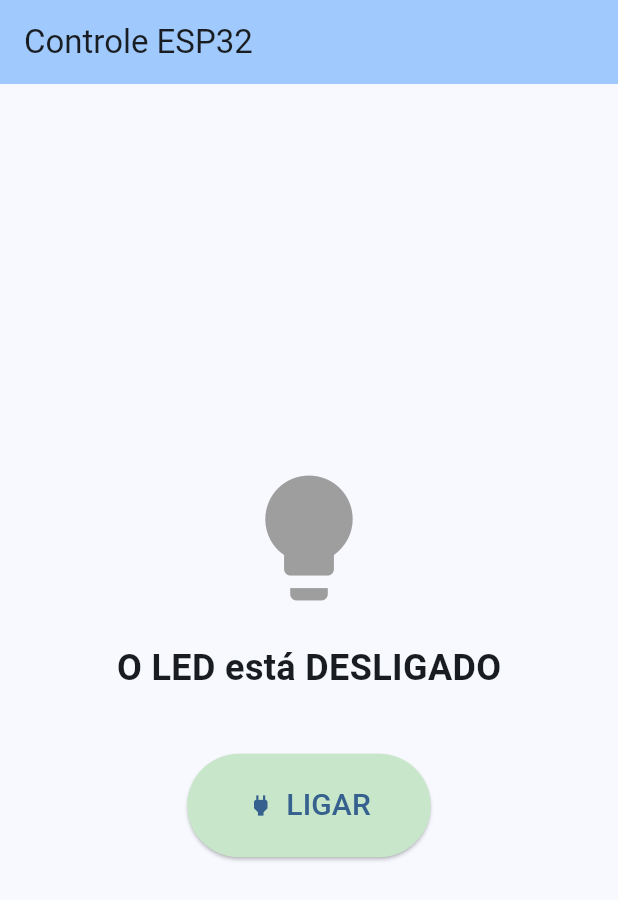
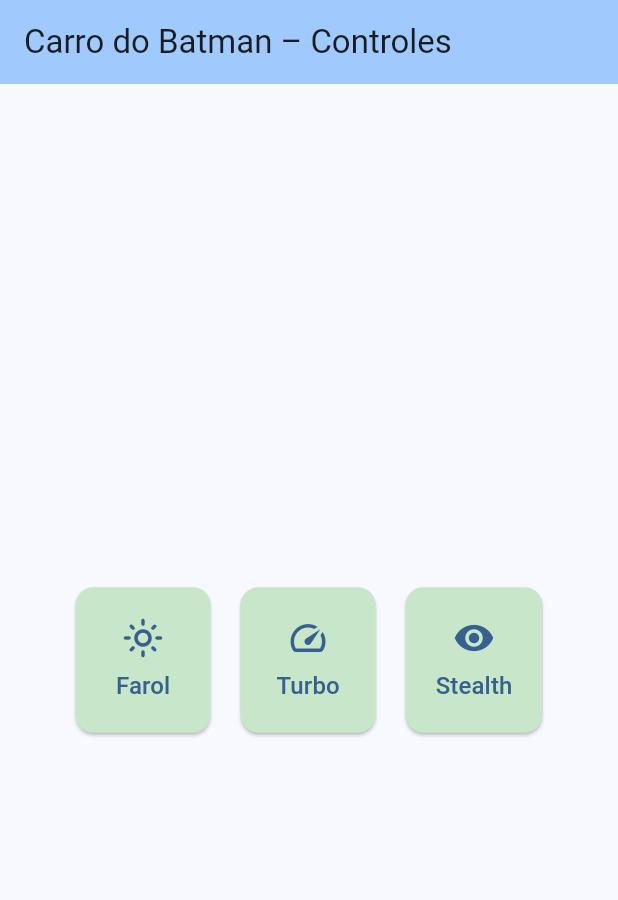
Before and after one commit to GustavoLimma/Batman_car_project, a Flutter app: the screen it shows after launch, on a phone screen of 412 x 824 dp. Shown: the top 900 px of the screen. Run offline on Flutter 3.47's test engine with Material 3 defaults, Android fonts, the phone set to English and light mode, and no system bars; our stand-ins replace firebase_core, firebase_database; accounts and stored records are empty.

Commit message:
Turbo e Steath

```diff
--- a/lib/main.dart
+++ b/lib/main.dart
@@ -5,14 +5,12 @@
 void main() async {
   WidgetsFlutterBinding.ensureInitialized();
 
-  // Inicializa o Firebase com os dados que você forneceu
   await Firebase.initializeApp(
     options: const FirebaseOptions(
       apiKey: "AIzaSyDw324gMIJ4hsgJkvWh5FURPBEBXjkq3Js",
       appId: "1:856004869950:web:1a56fab0566c844c8ff66f",
       messagingSenderId: "856004869950",
       projectId: "esp32a-4d42c",
-      // Necessário especificar a URL do Database manualmente aqui
       databaseURL: "https://esp32a-4d42c-default-rtdb.firebaseio.com",
     ),
   );
@@ -32,80 +30,124 @@
         colorScheme: ColorScheme.fromSeed(seedColor: Colors.blue),
         useMaterial3: true,
       ),
-      home: const LedControllerPage(),
+      home: const ControlePage(),
     );
   }
 }
 
-class LedControllerPage extends StatefulWidget {
-  const LedControllerPage({super.key});
+class ControlePage extends StatefulWidget {
+  const ControlePage({super.key});
 
   @override
-  State<LedControllerPage> createState() => _LedControllerPageState();
+  State<ControlePage> createState() => _ControlePageState();
 }
 
-class _LedControllerPageState extends State<LedControllerPage> {
-  // Referência para o caminho "/led" no banco de dados
-  final DatabaseReference _ledRef = FirebaseDatabase.instance.ref("led");
+class _ControlePageState extends State<ControlePage> {
+  // Referências no Firebase
+  final DatabaseReference farolRef = FirebaseDatabase.instance.ref("farol");
+  final DatabaseReference turboRef = FirebaseDatabase.instance.ref("turbo");
+  final DatabaseReference stealthRef = FirebaseDatabase.instance.ref("stealth");
 
   @override
   Widget build(BuildContext context) {
     return Scaffold(
       appBar: AppBar(
-        title: const Text('Controle ESP32'),
+        title: const Text('Carro do Batman – Controles'),
         backgroundColor: Theme.of(context).colorScheme.inversePrimary,
       ),
+
       body: Center(
-        child: StreamBuilder(
-          // Ouve as mudanças no banco de dados em tempo real
-          stream: _ledRef.onValue,
-          builder: (context, snapshot) {
-            // Verifica se está carregando ou se tem erro
-            if (snapshot.hasError) {
-              return const Text('Erro de conexão');
-            }
-            if (snapshot.connectionState == ConnectionState.waiting) {
-              return const CircularProgressIndicator();
-            }
+        child: Row(
+          mainAxisAlignment: MainAxisAlignment.center,
+          children: [
 
-            // Pega o valor atual (true ou false). Se for nulo, assume false.
-            final data = snapshot.data?.snapshot.value;
-            bool isLedOn = (data is bool) ? data : false;
+            // ========== FAROL ==========
+            StreamBuilder(
+              stream: farolRef.onValue,
+              builder: (context, snapshot) {
+                final data = snapshot.data?.snapshot.value;
+                bool isOn = (data is bool) ? data : false;
 
-            return Column(
-              mainAxisAlignment: MainAxisAlignment.center,
-              children: [
-                Icon(
-                  Icons.lightbulb,
-                  size: 100,
-                  color: isLedOn ? Colors.yellow : Colors.grey,
-                ),
-                const SizedBox(height: 20),
-                Text(
-                  isLedOn ? "O LED está LIGADO" : "O LED está DESLIGADO",
-                  style: const TextStyle(fontSize: 24, fontWeight: FontWeight.bold),
-                ),
-                const SizedBox(height: 40),
-                ElevatedButton.icon(
-                  onPressed: () {
-                    // Inverte o valor e envia para o Firebase
-                    _ledRef.set(!isLedOn);
-                  },
-                  icon: Icon(isLedOn ? Icons.power_off : Icons.power),
-                  label: Text(
-                    isLedOn ? "DESLIGAR" : "LIGAR",
-                    style: const TextStyle(fontSize: 20),
-                  ),
-                  style: ElevatedButton.styleFrom(
-                    padding: const EdgeInsets.symmetric(horizontal: 40, vertical: 20),
-                    backgroundColor: isLedOn ? Colors.red.shade100 : Colors.green.shade100,
-                  ),
-                ),
-              ],
-            );
-          },
+                return _buildSmallButton(
+                  title: "Farol",
+                  isOn: isOn,
+                  iconOn: Icons.light_mode,
+                  iconOff: Icons.light_mode_outlined,
+                  onPressed: () => farolRef.set(!isOn),
+                );
+              },
+            ),
+
+            const SizedBox(width: 20),
+
+            // ========== TURBO ==========
+            StreamBuilder(
+              stream: turboRef.onValue,
+              builder: (context, snapshot) {
+                final data = snapshot.data?.snapshot.value;
+                bool isOn = (data is bool) ? data : false;
+
+                return _buildSmallButton(
+                  title: "Turbo",
+                  isOn: isOn,
+                  iconOn: Icons.speed,
+                  iconOff: Icons.speed_outlined,
+                  onPressed: () => turboRef.set(!isOn),
+                );
+              },
+            ),
+
+            const SizedBox(width: 20),
+
+            // ========== STEALTH ==========
+            StreamBuilder(
+              stream: stealthRef.onValue,
+              builder: (context, snapshot) {
+                final data = snapshot.data?.snapshot.value;
+                bool isOn = (data is bool) ? data : false;
+
+                return _buildSmallButton(
+                  title: "Stealth",
+                  isOn: isOn,
+                  iconOn: Icons.visibility_off,
+                  iconOff: Icons.visibility,
+                  onPressed: () => stealthRef.set(!isOn),
+                );
+              },
+            ),
+          ],
         ),
       ),
     );
   }
+
+  // ================= WIDGET DO BOTÃO =================
+  Widget _buildSmallButton({
+    required String title,
+    required bool isOn,
+    required IconData iconOn,
+    required IconData iconOff,
+    required VoidCallback onPressed,
+  }) {
+    return ElevatedButton(
+      onPressed: onPressed,
+      style: ElevatedButton.styleFrom(
+        padding: const EdgeInsets.symmetric(horizontal: 20, vertical: 20),
+        backgroundColor: isOn ? Colors.red.shade100 : Colors.green.shade100,
+        minimumSize: const Size(90, 90),
+        shape: RoundedRectangleBorder(borderRadius: BorderRadius.circular(12)),
+      ),
+      child: Column(
+        mainAxisSize: MainAxisSize.min,
+        children: [
+          Icon(isOn ? iconOn : iconOff, size: 28),
+          const SizedBox(height: 6),
+          Text(
+            title,
+            style: const TextStyle(fontSize: 16),
+          ),
+        ],
+      ),
+    );
+  }
 }
```
